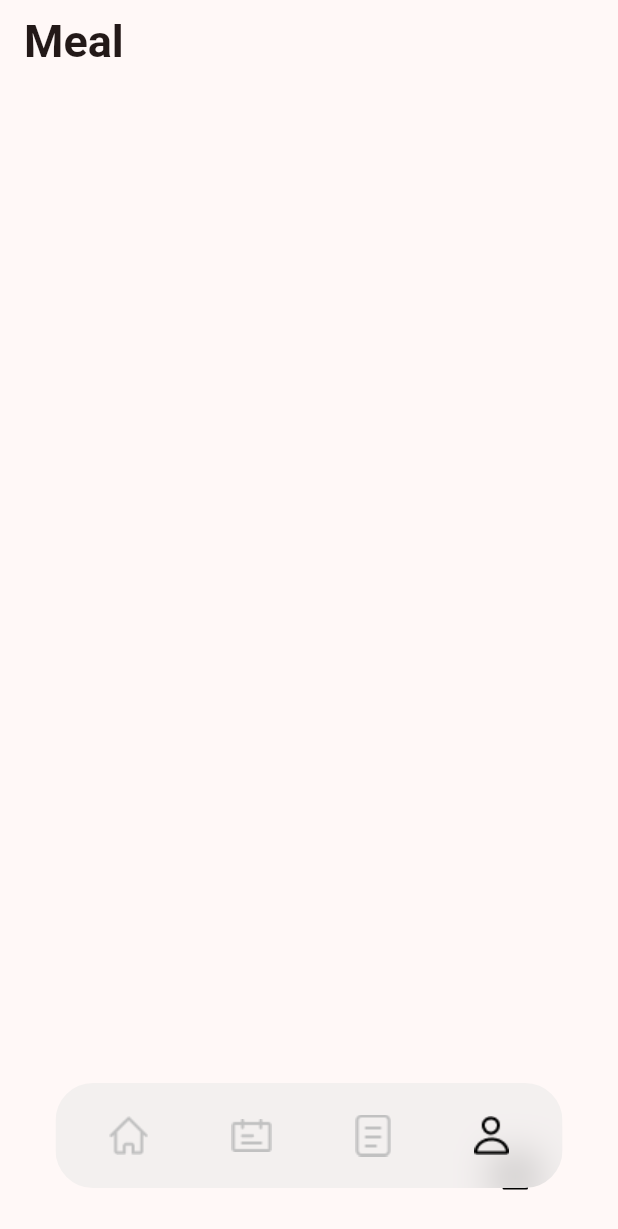
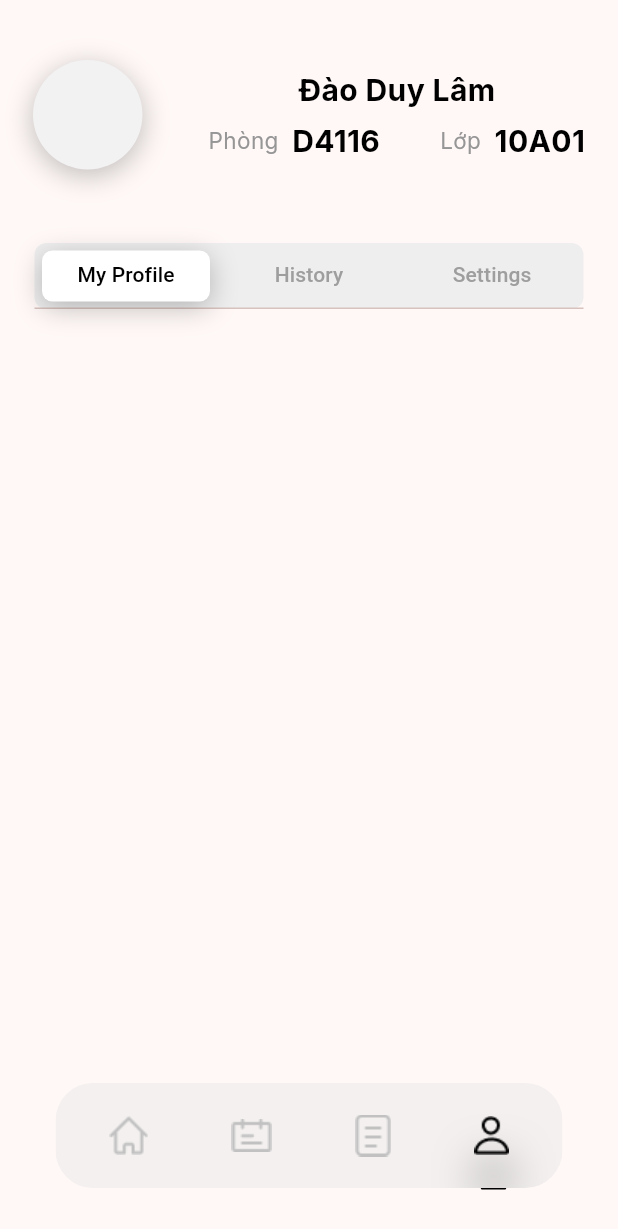
Before and after one commit to daoduylam2008/IdealMeal, a Flutter app: the screen it shows after launch, item 4 of the bottom bar chosen, on a phone screen of 412 x 824 dp. Shown: the top 1229 px of the screen. Run offline on Flutter 3.47's test engine with Material 3 defaults, Android fonts, the phone set to English and light mode, and no system bars; drawn by our look-alikes of blurrycontainer; our stand-ins replace google_fonts, table_calendar.

Commit message:
update orderview & profileview

```diff
--- a/lib/constant.dart
+++ b/lib/constant.dart
@@ -21,7 +21,6 @@ const String pathToData = 'http://127.0.0.1:8000/api/v1/students';
 String urlToStudentData = 'http://127.0.0.1:8000/api/v1/students/1';
 String urlToMealsData = 'http://127.0.0.1:8000/api/v1/meals/1';
 
-enum Users { student, teacher, admin }
 
 class Student {
   final int id;
@@ -29,10 +28,8 @@ class Student {
   final String birth;
   final String gender;
   final String phone;
-  final String email;
   final String cls;
   final String address;
-  final String ethnic;
   final String room;
 
   Student(
@@ -41,10 +38,8 @@ class Student {
       required this.birth,
       required this.gender,
       required this.phone,
-      required this.email,
       required this.cls,
       required this.address,
-      required this.ethnic,
       required this.room});
 
   factory Student.fromJson(Map<String, dynamic> json) {
@@ -55,10 +50,8 @@ class Student {
         'birth': String birth,
         'gender': String gender,
         'phone': String phone,
-        'email': String email,
         'class': String cls,
         'address': String address,
-        'ethnic': String ethnic,
         'room': String room,
       } =>
         Student(
@@ -67,10 +60,8 @@ class Student {
             birth: birth,
             gender: gender,
             phone: phone,
-            email: email,
             cls: cls,
             address: address,
-            ethnic: ethnic,
             room: room),
       _ => throw const FormatException('Failed to load user.')
     };
@@ -132,11 +123,10 @@ var studentTest = Student(
     birth: "2008/08/31",
     gender: "boy",
     phone: "0909687714",
-    email: "daoduylam2020@gmail.com",
     cls: "10A01",
     address: "address",
-    ethnic: "kinh",
     room: "D4116");
+
 var userTest = User(
     id: 100112,
     username: "Đào Duy Lâm",
--- a/lib/responsive_layout/mobile_layout/OrderView.dart
+++ b/lib/responsive_layout/mobile_layout/OrderView.dart
@@ -33,7 +33,7 @@ class _OrderView extends State<OrderView> {
           calendarStyle: const CalendarStyle(
             todayDecoration: BoxDecoration(
               shape: BoxShape.circle,
-              color: Colors.grey
+              color: Color.fromRGBO(200, 200, 200, 1)
             ),
             selectedDecoration: BoxDecoration(
               shape: BoxShape.circle,
--- a/lib/responsive_layout/mobile_layout/ProfileView.dart
+++ b/lib/responsive_layout/mobile_layout/ProfileView.dart
@@ -1,4 +1,7 @@
 import 'package:flutter/material.dart';
+import 'package:flutter/widgets.dart';
+import 'package:student_attendance/constant.dart';
+import 'package:google_fonts/google_fonts.dart';
 
 class ProfileView extends StatefulWidget {
   const ProfileView({super.key});
@@ -7,16 +10,127 @@ class ProfileView extends StatefulWidget {
   State<ProfileView> createState() => _ProfileView();
 }
 
-class _ProfileView extends State<ProfileView> {
-  late Future data;
+TextStyle font(double size, Color color, FontWeight weight) {
+  return GoogleFonts.inter(
+      textStyle: TextStyle(
+    fontSize: size,
+    color: color,
+    fontWeight: weight,
+  ));
+}
+
+class _ProfileView extends State<ProfileView> with TickerProviderStateMixin {
+  Student student = studentTest;
+  TabController? tabController;
+
+  final selectedColor = Colors.white;
+
+  final tabs = [
+    const Tab(text: "My Profile"),
+    const Tab(text: "History"),
+    const Tab(text: "Settings")
+  ];
 
   @override
   void initState() {
+    super.initState();
 
+    tabController = TabController(length: tabs.length, vsync: this);
   }
 
   @override
   Widget build(BuildContext context) {
-    return Center();
+    return SafeArea(
+      child: Column(mainAxisAlignment: MainAxisAlignment.start, children: [
+        const SizedBox(height: 40),
+        Row(mainAxisAlignment: MainAxisAlignment.spaceAround, children: [
+          // Show student's profile
+          Container(
+              width: 73,
+              height: 73,
+              decoration: const BoxDecoration(
+                boxShadow: [
+                  BoxShadow(
+                      color: Color.fromRGBO(0, 0, 0, 0.25),
+                      offset: Offset(0, 4),
+                      blurRadius: 15)
+                ],
+                color: Color.fromRGBO(242, 242, 242, 1),
+                borderRadius: BorderRadius.all(Radius.elliptical(73, 73)),
+              )),
+          Column(
+            mainAxisAlignment: MainAxisAlignment.center,
+            children: [
+              // Show student's name firstly
+              Text(student.name,
+                  style: font(20, Colors.black, FontWeight.bold)),
+              // Show student's information
+              Row(children: [
+                Container(
+                  padding: const EdgeInsets.only(
+                    top: 5,
+                    right: 20,
+                  ),
+                  child: Row(
+                    children: [
+                      Text("Phòng  ",
+                          style: font(
+                              15,
+                              const Color.fromRGBO(150, 150, 150, 1),
+                              FontWeight.normal)),
+                      Text(student.room,
+                          style: font(20, Colors.black, FontWeight.bold)),
+                    ],
+                  ),
+                ),
+                Container(
+                  padding: const EdgeInsets.only(
+                    top: 5,
+                    left: 20,
+                  ),
+                  child: Row(
+                    children: [
+                      Text("Lớp  ",
+                          style: font(
+                              15,
+                              const Color.fromRGBO(150, 150, 150, 1),
+                              FontWeight.normal)),
+                      Text(student.cls,
+                          style: font(20, Colors.black, FontWeight.bold))
+                    ],
+                  ),
+                )
+              ])
+            ],
+          ),
+        ]),
+        const SizedBox(height: 49),
+        // Use tabbar to separate user's information
+        Container(
+          width: 366,
+          height: 44,
+          decoration: BoxDecoration(
+            color: Colors.grey.shade200,
+            borderRadius: BorderRadius.circular(8.0),
+          ),
+          child: TabBar(
+            indicatorPadding: const EdgeInsets.all(5),
+            indicatorSize: TabBarIndicatorSize.tab,
+            controller: tabController,
+            indicator: BoxDecoration(
+                boxShadow : const [ BoxShadow(
+                    color: Color.fromRGBO(0, 0, 0, 0.25),
+                    offset: Offset(0,4),
+                    blurRadius: 15
+                )],
+                borderRadius: BorderRadius.circular(7.0),
+                color: selectedColor),
+            labelColor: Colors.black,
+            unselectedLabelColor: Colors.grey,
+            tabs: tabs,
+          ),
+        ),
+      ]),
+    );
   }
 }
--- a/lib/responsive_layout/mobile_layout/mobile_layout.dart
+++ b/lib/responsive_layout/mobile_layout/mobile_layout.dart
@@ -1,5 +1,4 @@
 import 'package:flutter/material.dart';
-
 import 'package:blurrycontainer/blurrycontainer.dart';
 import 'package:student_attendance/constant.dart';
 
@@ -50,14 +49,13 @@ class _MobileScaffold extends State<MobileScaffold> {
 
   @override
   Widget build(BuildContext context) {
-    return LayoutBuilder(builder: ((context, constraints) {
     return Scaffold(
-      appBar: AppBar(
+      appBar:  (selection==3) ? null :AppBar(
         automaticallyImplyLeading: false,
         centerTitle: false,
         title: Container(
-            child:
-                Text(appBarTitle, style: TextStyle(fontWeight: FontWeight.w700, fontSize: 30))),
+            child: Text(appBarTitle,
+                style: font(30, Colors.black, FontWeight.bold))),
       ),
       body: IndexedStack(index: selection, children: const [
         HomeView(),
@@ -65,7 +63,9 @@ class _MobileScaffold extends State<MobileScaffold> {
         OrderView(),
         ProfileView(),
       ]),
-      bottomNavigationBar: SafeArea(
+      bottomNavigationBar: LayoutBuilder(
+        builder: ((context, constraints) {
+          return SafeArea(
               child: Stack(children: [
             AnimatedPositioned(
                 duration: const Duration(milliseconds: 350),
@@ -84,10 +84,11 @@ class _MobileScaffold extends State<MobileScaffold> {
                       color: Color.fromRGBO(0, 0, 0, 1),
                     ))),
             Container(
-            margin: const EdgeInsets.symmetric(horizontal: 37, vertical: 32),
+                margin:
+                    const EdgeInsets.symmetric(horizontal: 37, vertical: 32),
                 child: BlurryContainer(
                   blur: 15,
-              width: 368,
+                  width: constraints.maxWidth*(368/430),
                   height: 70,
                   borderRadius: const BorderRadius.all(Radius.circular(25)),
                   color: const Color.fromRGBO(231, 231, 231, .5),
@@ -100,13 +101,13 @@ class _MobileScaffold extends State<MobileScaffold> {
                           setState(
                             () {
                               selection = 0;
-                          offset = homeOffset;
-                          appBarTitle = "Meal";
+                              offset = Offset(constraints.maxWidth*79/430, blackRectDY);
+                              appBarTitle = "Up Coming";
                             },
                           );
                         },
                         child: Container(
-                        padding: const EdgeInsets.all(5),
+                            padding: EdgeInsets.all(constraints.maxWidth*5/430),
                             child: Image.asset(
                               iconPath("home"),
                               color: selection == 0 ? Colors.black : null,
@@ -116,7 +117,7 @@ class _MobileScaffold extends State<MobileScaffold> {
                       // Meal tab
                       InkWell(
                         child: Container(
-                        padding: const EdgeInsets.all(5),
+                            padding: EdgeInsets.all(constraints.maxWidth*5/430),
                             child: Image.asset(
                               iconPath("meal"),
                               color: selection == 1 ? Colors.black : null,
@@ -125,7 +126,7 @@ class _MobileScaffold extends State<MobileScaffold> {
                           setState(
                             () {
                               selection = 1;
-                          offset = mealOffset;
+                              offset = Offset(constraints.maxWidth*166/430, blackRectDY);
                               appBarTitle = "Meal";
                             },
                           );
@@ -135,7 +136,7 @@ class _MobileScaffold extends State<MobileScaffold> {
                       // Order tab
                       InkWell(
                         child: Container(
-                        padding: const EdgeInsets.all(5),
+                            padding: EdgeInsets.all(constraints.maxWidth*5/430),
                             child: Image.asset(
                               iconPath("order"),
                               color: selection == 2 ? Colors.black : null,
@@ -144,7 +145,7 @@ class _MobileScaffold extends State<MobileScaffold> {
                           setState(
                             () {
                               selection = 2;
-                          offset = orderOffset;
+                              offset = Offset(constraints.maxWidth*250.5/430, blackRectDY);
                               appBarTitle = "Order";
                             },
                           );
@@ -154,7 +155,7 @@ class _MobileScaffold extends State<MobileScaffold> {
                       // Profile tab
                       InkWell(
                         child: Container(
-                        padding: const EdgeInsets.all(5),
+                            padding: EdgeInsets.all(constraints.maxWidth*5 /430),
                             child: Image.asset(
                               iconPath("profile"),
                               color: selection == 3 ? Colors.black : null,
@@ -163,7 +164,7 @@ class _MobileScaffold extends State<MobileScaffold> {
                           setState(
                             () {
                               selection = 3;
-                          offset = profileOffset;
+                              offset = Offset(constraints.maxWidth*334.5/430, blackRectDY);
                               appBarTitle = "Meal";
                             },
                           );
@@ -172,8 +173,9 @@ class _MobileScaffold extends State<MobileScaffold> {
                     ],
                   ),
                 ))
-      ])),
+          ]));
+        }),
+      ),
     );
-    }));
   }
 }
--- a/pubspec.yaml
+++ b/pubspec.yaml
@@ -39,9 +39,10 @@ dependencies:
   path: ^1.8.3
   curved_navigation_bar: ^1.0.3
   http: ^1.2.1
-  blurrycontainer: 1.0.2
+  blurrycontainer: ^1.0.2
   in_app_review: ^2.0.9
   table_calendar: ^3.0.0
+  google_fonts: ^6.2.1
 
 dev_dependencies:
   flutter_test:
```
Also changed, not shown: pubspec.lock, 5 other files. Lines whose indentation alone changed are shown as unchanged.
